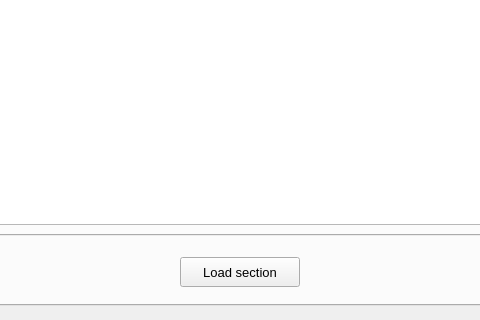
Qt form pulse/interface/data/ui_files/model/setup/cross_section/cross_section_widget.ui (open-pulse/OpenPulse) before a commit; both pictures show x 87 to 567 and y 180 to 500 of the 654 by 500 pixel window.
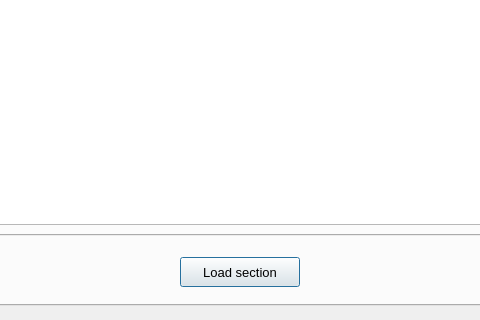
The same form after that commit. The open tabs and pages were chosen to show the change. Icons and pictures are not drawn.

Diff of the .ui file:
```diff
--- a/pulse/interface/data/ui_files/model/setup/cross_section/cross_section_widget.ui
+++ b/pulse/interface/data/ui_files/model/setup/cross_section/cross_section_widget.ui
@@ -6649,7 +6649,7 @@
              <string>Load section</string>
             </property>
             <property name="default">
-             <bool>false</bool>
+             <bool>true</bool>
             </property>
            </widget>
           </item>
```
Left out of the diff: 24 changed lines with no effect on the pictures.
